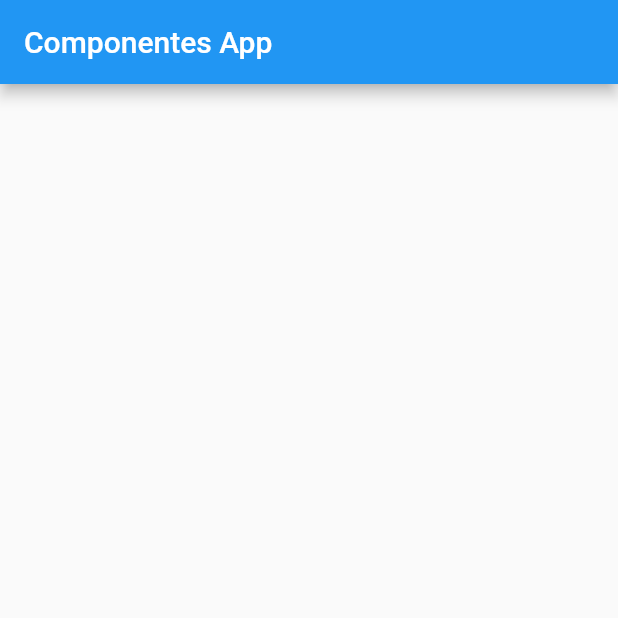
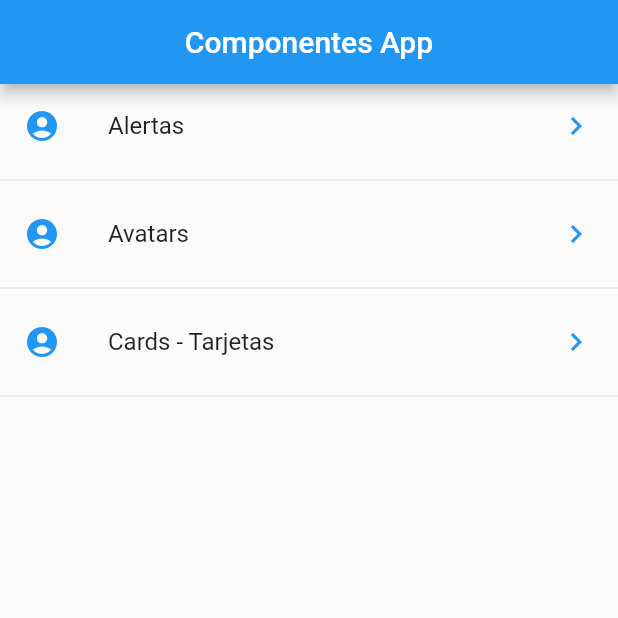
Before and after one commit to KestlerBarrios/ComponentesApp, a Flutter app: the screen it shows after launch, on a phone screen of 412 x 824 dp, the top half of it. Run offline on Flutter 3.47's test engine with Material 2 defaults, Android fonts, the phone set to English and light mode, and no system bars.

Commit message:
Obteniendo Datos desde JSON local

```diff
--- /dev/null
+++ b/data/menu_opts.json
@@ -0,0 +1,20 @@
+{
+    "nombreApp" : "Componentes",
+    "rutas" : [
+        {
+            "ruta" : "alert",
+            "icon" : "add_alert",
+            "texto": "Alertas"
+        },
+        {
+            "ruta" : "avatar",
+            "icon" : "accessibility",
+            "texto": "Avatars"
+        },
+        {
+            "ruta" : "card",
+            "icon" : "folder_open",
+            "texto": "Cards - Tarjetas"
+        }
+    ]
+}
--- a/lib/src/pages/home_page.dart
+++ b/lib/src/pages/home_page.dart
@@ -1,3 +1,4 @@
+import 'package:componentes/src/providers/menu_provider.dart';
 import 'package:flutter/material.dart';
 
 class HomePage extends StatelessWidget {
@@ -5,6 +6,7 @@ class HomePage extends StatelessWidget {
   Widget build(BuildContext context) {
     return Scaffold(
       appBar: AppBar(
+        centerTitle: true,
         title: Text('Componentes App'),
       ),
       body: _lista(),
@@ -12,6 +14,37 @@ class HomePage extends StatelessWidget {
   }
 
   Widget _lista() {
-    return ListView();
+    return FutureBuilder(
+        future: menuProvider.cargarData(),
+        initialData: [],
+        builder: (context, AsyncSnapshot<dynamic> snapshot) {
+          print('builder');
+          print(snapshot.data);
+          return ListView(
+            children: _listItems(snapshot.data),
+          );
+        });
+  }
+
+  List<Widget> _listItems(List<dynamic> data) {
+    final List<Widget> opciones = [];
+    data.forEach((opt) {
+      final widgetTemp = ListTile(
+        title: Text(
+          opt['texto'],
+        ),
+        leading: Icon(
+          Icons.account_circle,
+          color: Colors.blue,
+        ),
+        trailing: Icon(
+          Icons.keyboard_arrow_right,
+          color: Colors.blue,
+        ),
+        onTap: () {},
+      );
+      opciones..add(widgetTemp)..add(Divider());
+    });
+    return opciones;
   }
 }
--- a/pubspec.yaml
+++ b/pubspec.yaml
@@ -45,8 +45,8 @@ flutter:
   uses-material-design: true
 
   # To add assets to your application, add an assets section, like this:
-  # assets:
-  #   - images/a_dot_burr.jpeg
+  assets:
+    - data/menu_opts.json
   #   - images/a_dot_ham.jpeg
 
   # An image asset can refer to one or more resolution-specific "variants", see
```
Also changed, not shown: lib/src/providers/menu_provider.dart (added, +22 -0 lines).
